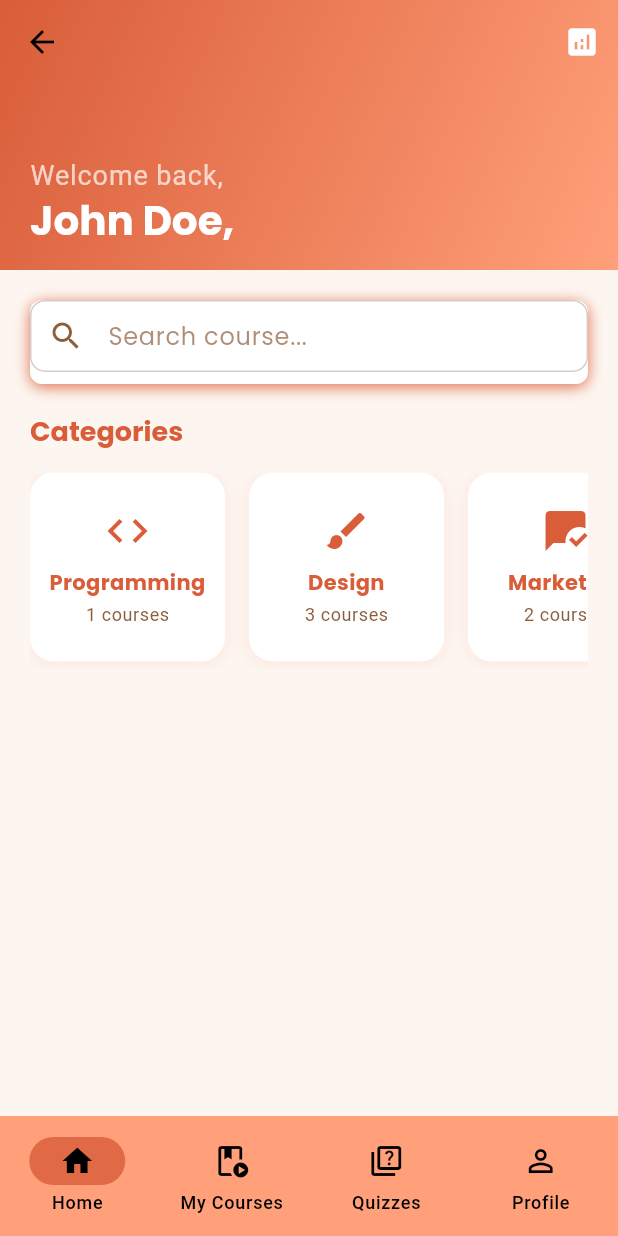
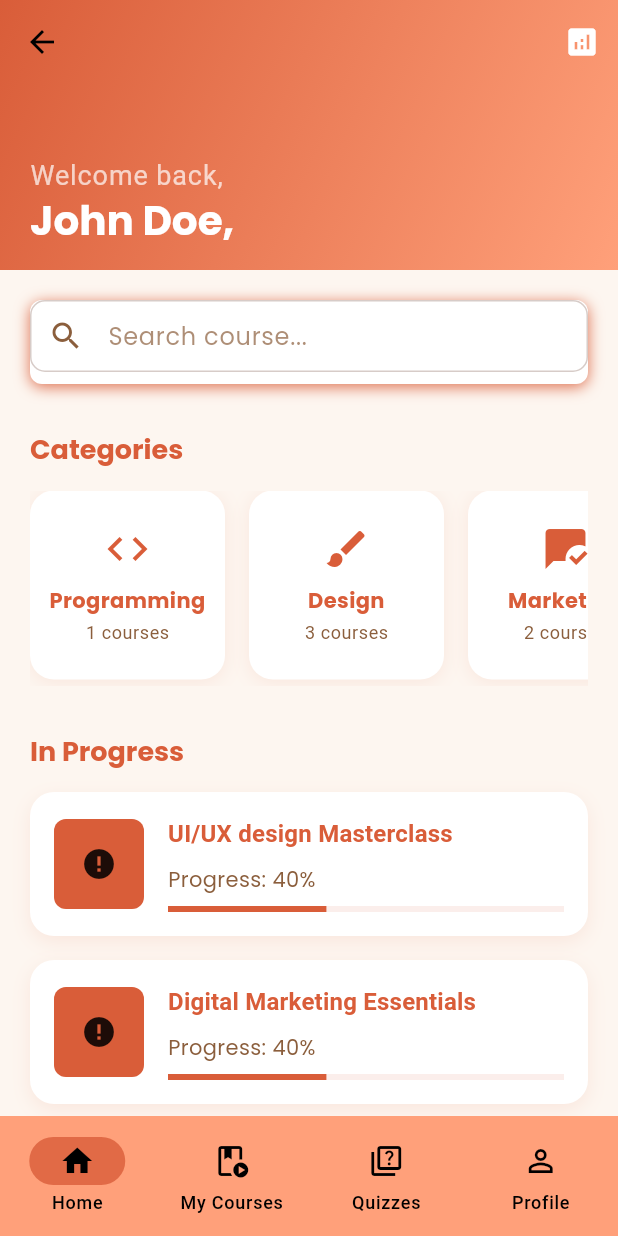
Before and after one commit to eviannaive/flutter-e_learning-app, a Flutter app: the MainScreen screen opened by its route, on a phone screen of 412 x 824 dp. Run offline on Flutter 3.47's test engine with Material 3 defaults, Android fonts, the phone set to English and light mode, and no system bars; drawn by our look-alikes of cached_network_image; our stand-ins replace bloc, equatable, flutter_bloc, get, get_storage, google_fonts and 2 more; accounts and stored records are empty; network calls fail.

Commit message:
feat: part 10 III

```diff
--- a/lib/services/dummy_data_service.dart
+++ b/lib/services/dummy_data_service.dart
@@ -36,6 +36,7 @@ class DummyDataService {
       rating: 4.8,
       reviewCount: 245,
       enrollmentCount: 1200,
+      isPremium: true,
     ),
     Course(
       id: '2',
@@ -46,7 +47,7 @@ class DummyDataService {
       instructorId: 'inst_2',
       categoryId: '2',
       price: 99.99,
-      lessons: _createDesignLessons(),
+      lessons: _createDataScienceLessons(),
       level: 'Beginner',
       requirements: [
         'Basic knowledge of programming concepts',
@@ -96,6 +97,7 @@ class DummyDataService {
       rating: 4.8,
       reviewCount: 245,
       enrollmentCount: 1200,
+      isPremium: true,
     ),
     Course(
       id: '4',
@@ -233,7 +235,7 @@ class DummyDataService {
         isLocked: false,
       ),
       _createLesson('2', 'Dart Programming', false, false),
-      _createLesson('3', 'Flutter Widgets', false, false),
+      _createLesson('3', 'Flutter Widgets', true, false),
       _createLesson('4', 'State Management', false, false),
       _createLesson('5', 'Navigation', false, false),
       _createLesson('6', 'Performance Optimization', false, false),
@@ -253,9 +255,9 @@ class DummyDataService {
         isPreview: true,
         isLocked: false,
       ),
-      _createLesson('2', 'Data Wrangling', false, false),
+      _createLesson('2', 'Data Wrangling', true, false),
       _createLesson('3', 'Exploratory Data Analysis', false, false),
-      _createLesson('4', 'Machine Learning Basics', false, false),
+      _createLesson('4', 'Machine Learning Basics', true, false),
       _createLesson('5', 'Data Visualization', false, false),
       _createLesson('6', 'Advanced Data Science Techniques', false, false),
     ];
@@ -263,10 +265,10 @@ class DummyDataService {
 
   static List<Lesson> _createDesignLessons() {
     return [
-      _createLesson('2', 'UI/UX Design Principles', false, false),
+      _createLesson('2', 'UI/UX Design Principles', true, true),
       _createLesson('3', 'Design Patterns', false, false),
       _createLesson('4', 'Responsive Design', false, false),
-      _createLesson('5', 'Design Tools', false, false),
+      _createLesson('5', 'Design Tools', true, true),
       _createLesson('6', 'Design Thinking', false, false),
     ];
   }
--- a/lib/views/home/home_screen.dart
+++ b/lib/views/home/home_screen.dart
@@ -1,6 +1,9 @@
 import 'package:e_learning/services/dummy_data_service.dart';
 import 'package:e_learning/views/home/widgets/category_section.dart';
 import 'package:e_learning/views/home/widgets/home_app_bar.dart';
+import 'package:e_learning/views/home/widgets/in_progress_section.dart';
+import 'package:e_learning/views/home/widgets/recommended_course_card.dart';
+import 'package:e_learning/views/home/widgets/recommended_section.dart';
 import 'package:e_learning/views/home/widgets/search_bar_widget.dart';
 import 'package:e_learning/models/category.dart';
 import 'package:flutter/material.dart';
@@ -52,8 +55,11 @@ class HomeScreen extends StatelessWidget {
           sliver: SliverList(
             delegate: SliverChildListDelegate([
               const SearchBarWidget(),
-              const SizedBox(height: 20),
+              const SizedBox(height: 32),
               CategorySection(categories: categories),
+              const SizedBox(height: 32),
+              InProgressSection(),
+              RecommendedSection(),
             ]),
           ),
         ),
--- /dev/null
+++ b/lib/views/home/widgets/in_progress_section.dart
@@ -0,0 +1,152 @@
+import 'package:cached_network_image/cached_network_image.dart';
+import 'package:e_learning/core/theme/app_colors.dart';
+import 'package:e_learning/services/dummy_data_service.dart';
+import 'package:flutter/material.dart';
+import 'package:shimmer/shimmer.dart';
+
+class InProgressSection extends StatelessWidget {
+  const InProgressSection({Key? key});
+
+  @override
+  Widget build(BuildContext context) {
+    final theme = Theme.of(context);
+    final inProgressCourses = DummyDataService.courses
+        .where(
+          (course) =>
+              course.lessons.any((lesson) => lesson.isCompleted) &&
+              !course.lessons.every((lesson) => lesson.isCompleted),
+        )
+        .toList();
+    return Column(
+      crossAxisAlignment: CrossAxisAlignment.start,
+      children: [
+        if (inProgressCourses.isNotEmpty)
+          Text(
+            'In Progress',
+            style: theme.textTheme.titleLarge?.copyWith(
+              color: AppColors.primary,
+              fontWeight: FontWeight.bold,
+            ),
+          ),
+        const SizedBox(height: 16),
+        if (inProgressCourses.isEmpty)
+          Text(
+            'No data',
+            style: theme.textTheme.titleLarge?.copyWith(
+              color: AppColors.primary,
+              fontWeight: FontWeight.bold,
+            ),
+          ),
+        const SizedBox.shrink(),
+        Column(
+          children: inProgressCourses.map((course) {
+            final completedLessons = course.lessons
+                .where((lesson) => lesson.isCompleted)
+                .length;
+            final totalLessons = course.lessons.length;
+            final progress = completedLessons / totalLessons;
+            return Padding(
+              padding: const EdgeInsets.only(bottom: 16),
+              child: Container(
+                decoration: BoxDecoration(
+                  color: AppColors.accent,
+                  borderRadius: BorderRadius.circular(16),
+                  boxShadow: [
+                    BoxShadow(
+                      color: AppColors.primary.withOpacity(0.1),
+                      blurRadius: 10,
+                      offset: const Offset(0, 4),
+                    ),
+                  ],
+                ),
+                child: Material(
+                  color: Colors.transparent,
+                  child: InkWell(
+                    borderRadius: BorderRadius.circular(16),
+                    onTap: () => _handleInProgressCourseTap(
+                      context,
+                      course.id,
+                      completedLessons,
+                    ),
+                    child: Padding(
+                      padding: const EdgeInsets.all(16),
+                      child: Row(
+                        children: [
+                          Container(
+                            width: 60,
+                            height: 60,
+                            decoration: BoxDecoration(
+                              color: AppColors.primary,
+                              borderRadius: BorderRadius.circular(8),
+                            ),
+                            child: ClipRRect(
+                              borderRadius: BorderRadius.circular(8),
+                              child: CachedNetworkImage(
+                                imageUrl: course.imageUrl,
+                                fit: BoxFit.cover,
+                                placeholder: (context, url) =>
+                                    Shimmer.fromColors(
+                                      baseColor: AppColors.primary.withOpacity(
+                                        0.1,
+                                      ),
+                                      highlightColor: AppColors.accent,
+                                      child: Container(color: Colors.white),
+                                    ),
+                                errorWidget: (context, url, error) => Container(
+                                  color: AppColors.primary.withOpacity(0.1),
+                                  child: const Icon(Icons.error),
+                                ),
+                              ),
+                            ),
+                          ),
+                          const SizedBox(width: 16),
+                          Expanded(
+                            child: Column(
+                              crossAxisAlignment: CrossAxisAlignment.start,
+                              children: [
+                                Text(
+                                  course.title,
+                                  style: theme.textTheme.titleMedium?.copyWith(
+                                    color: AppColors.primary,
+                                    fontWeight: FontWeight.bold,
+                                  ),
+                                ),
+                                const SizedBox(height: 8),
+                                Text(
+                                  'Progress: ${(progress * 100).toInt()}%',
+                                  style: theme.textTheme.bodyMedium?.copyWith(
+                                    color: AppColors.secondary,
+                                  ),
+                                ),
+                                const SizedBox(height: 8),
+                                LinearProgressIndicator(
+                                  value: progress,
+                                  backgroundColor: AppColors.primary
+                                      .withOpacity(0.1),
+                                  valueColor:
+                                      const AlwaysStoppedAnimation<Color>(
+                                        AppColors.primary,
+                                      ),
+                                ),
+                              ],
+                            ),
+                          ),
+                        ],
+                      ),
+                    ),
+                  ),
+                ),
+              ),
+            );
+          }).toList(),
+        ),
+      ],
+    );
+  }
+
+  void _handleInProgressCourseTap(
+    BuildContext context,
+    String courseId,
+    int lastLesson,
+  ) {}
+}
```
Also changed, not shown: lib/views/home/widgets/recommended_course_card.dart (added, +153 -0 lines), lib/views/home/widgets/recommended_section.dart (added, +51 -0 lines).
